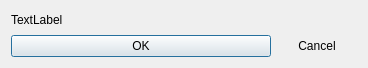
Above: ui/a2widget/a2input_dialog.ui from ewerybody/a2 before the change. Below: the same form after it.
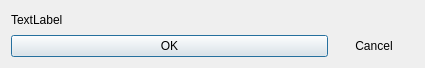
That is the form after the change.

Commit message: fixed input dialog error messaging on resize and proper looks on package download

Patch:
```diff
--- a/ui/a2widget/a2input_dialog.ui
+++ b/ui/a2widget/a2input_dialog.ui
@@ -6,7 +6,7 @@
    <rect>
     <x>0</x>
     <y>0</y>
-    <width>368</width>
+    <width>425</width>
     <height>68</height>
    </rect>
   </property>
```
Left out of the diff: 8 changed lines with no effect on the pictures. The commit also changes 3 other files.
